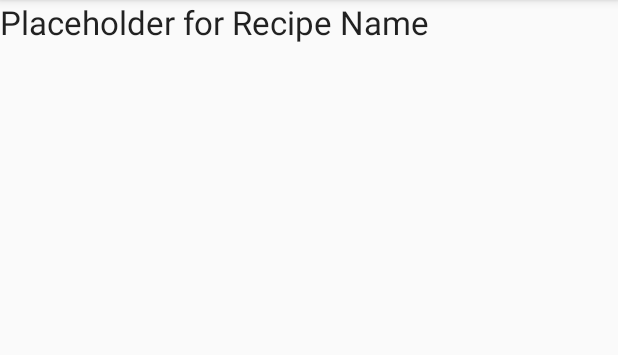
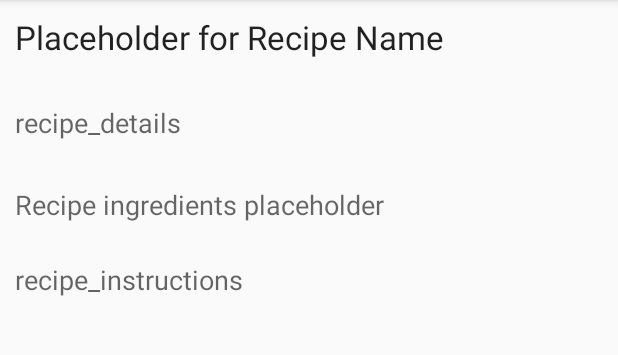
Before and after one commit to ucsdCSE110wi16/CSE110M260T4, an Android app: the fragment RecipeDetailViewFragment shown on its own in the app's theme, on a phone screen of 412 x 824 dp, the part 84-439 px from its top. Run offline under Robolectric (Android 15) with nearby library versions, the phone set to English and light mode, and no system bars; 2 statements that could not run were skipped.

Commit message:
adding recipe info placeholders

```diff
--- a/app/src/main/java/com/ucsd/cse110/recipeforsuccess/MainActivity.java
+++ b/app/src/main/java/com/ucsd/cse110/recipeforsuccess/MainActivity.java
@@ -67,6 +67,7 @@ public class MainActivity extends AppCompatActivity {
         }
 
         handleIntent(getIntent());
+
     }
 
     public String getCurSelectedObjectId() {
--- a/app/src/main/res/layout/fragment_recipe_detail_view.xml
+++ b/app/src/main/res/layout/fragment_recipe_detail_view.xml
@@ -1,13 +1,53 @@
-<LinearLayout xmlns:android="http://schemas.android.com/apk/res/android"
+<RelativeLayout xmlns:android="http://schemas.android.com/apk/res/android"
     xmlns:tools="http://schemas.android.com/tools"
     android:layout_width="match_parent"
     android:layout_height="match_parent"
-    tools:context=".RecipeDetailViewFragment">
+    tools:context=".RecipeDetailViewFragment"
+    android:weightSum="1">
 
     <TextView
         android:layout_width="wrap_content"
         android:layout_height="wrap_content"
         android:textAppearance="?android:attr/textAppearanceLarge"
         android:text="@string/recipe_name"
-        android:id="@+id/recipeTitle" />
-</LinearLayout>
+        android:id="@+id/recipeTitle"
+        android:layout_marginTop="10dp"
+        android:layout_marginLeft="10dp"
+        android:layout_alignParentLeft="true"
+        android:layout_alignParentTop="true" />
+
+    <TextView
+        android:layout_width="wrap_content"
+        android:layout_height="wrap_content"
+        android:textAppearance="?android:attr/textAppearanceMedium"
+        android:text="@string/recipe_details"
+        android:id="@+id/recipeDetails"
+        android:layout_below="@+id/recipeTitle"
+        android:layout_alignLeft="@+id/recipeTitle"
+        android:layout_alignStart="@+id/recipeTitle"
+        android:layout_marginTop="30dp"
+        android:textAllCaps="false" />
+
+    <TextView
+        android:layout_width="wrap_content"
+        android:layout_height="wrap_content"
+        android:textAppearance="?android:attr/textAppearanceMedium"
+        android:text="@string/recipe_instructions"
+        android:id="@+id/recipeInstructions"
+        android:layout_marginTop="80dp"
+        android:layout_below="@+id/recipeDetails"
+        android:layout_alignLeft="@+id/recipeDetails"
+        android:layout_alignStart="@+id/recipeIngredients" />
+
+    <TextView
+        android:layout_width="wrap_content"
+        android:layout_height="wrap_content"
+        android:textAppearance="?android:attr/textAppearanceMedium"
+        android:text="@string/recipe_ingredients"
+        android:id="@+id/recipeIngredients"
+        android:layout_below="@+id/recipeDetails"
+        android:layout_alignLeft="@+id/recipeDetails"
+        android:layout_alignStart="@+id/recipeDetails"
+        android:layout_marginTop="30dp" />
+
+</RelativeLayout>
--- a/app/src/main/res/values/strings.xml
+++ b/app/src/main/res/values/strings.xml
@@ -8,4 +8,7 @@
 
     <!-- TODO: Remove or change this placeholder text -->
     <string name="hello_blank_fragment">Placeholder</string>
+    <string name="recipe_instructions">recipe_instructions</string>
+    <string name="recipe_details">recipe_details</string>
+    <string name="recipe_ingredients">Recipe ingredients placeholder</string>
 </resources>
```
